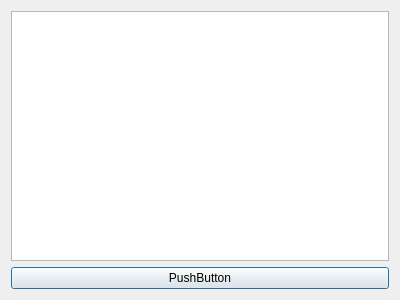
The window that cryptdb/dialog.ui (bluemousehh/cryptdb) describes before a commit, drawn with Qt 5.
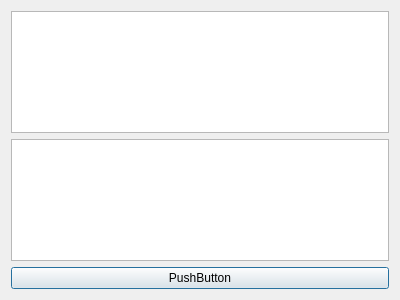
The same window after the commit.

```diff
--- a/cryptdb/dialog.ui
+++ b/cryptdb/dialog.ui
@@ -13,17 +13,14 @@
   <property name="windowTitle">
    <string>Dialog</string>
   </property>
+  <layout class="QHBoxLayout" name="horizontalLayout">
+   <item>
   <layout class="QVBoxLayout" name="verticalLayout">
    <item>
-    <widget class="QTextEdit" name="textEdit">
-     <property name="html">
-      <string>&lt;!DOCTYPE HTML PUBLIC &quot;-//W3C//DTD HTML 4.0//EN&quot; &quot;http://www.w3.org/TR/REC-html40/strict.dtd&quot;&gt;
-&lt;html&gt;&lt;head&gt;&lt;meta name=&quot;qrichtext&quot; content=&quot;1&quot; /&gt;&lt;style type=&quot;text/css&quot;&gt;
-p, li { white-space: pre-wrap; }
-&lt;/style&gt;&lt;/head&gt;&lt;body style=&quot; font-family:'Cantarell'; font-size:11pt; font-weight:400; font-style:normal;&quot;&gt;
-&lt;p style=&quot;-qt-paragraph-type:empty; margin-top:0px; margin-bottom:0px; margin-left:0px; margin-right:0px; -qt-block-indent:0; text-indent:0px;&quot;&gt;&lt;/p&gt;&lt;/body&gt;&lt;/html&gt;</string>
-     </property>
-    </widget>
+      <widget class="QTextEdit" name="textEdit"/>
+     </item>
+     <item>
+      <widget class="QTextEdit" name="textEdit_output"/>
    </item>
    <item>
     <widget class="QPushButton" name="pushButton">
@@ -31,6 +28,8 @@
       <string>PushButton</string>
      </property>
     </widget>
+     </item>
+    </layout>
    </item>
   </layout>
  </widget>
```
Lines whose indentation alone changed are shown as unchanged.
